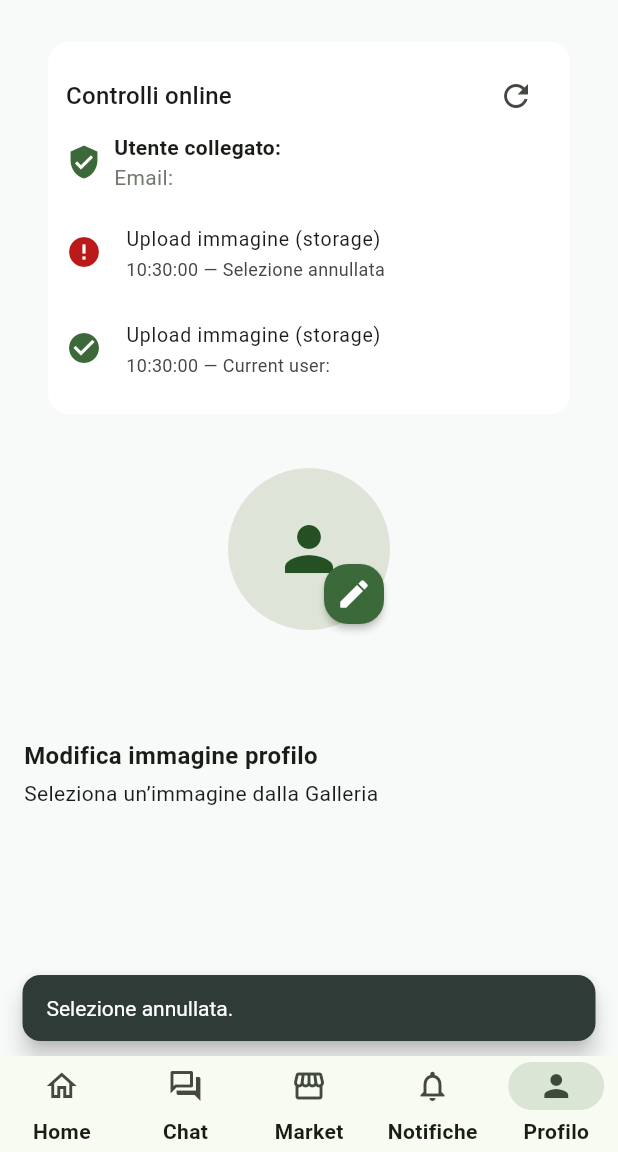
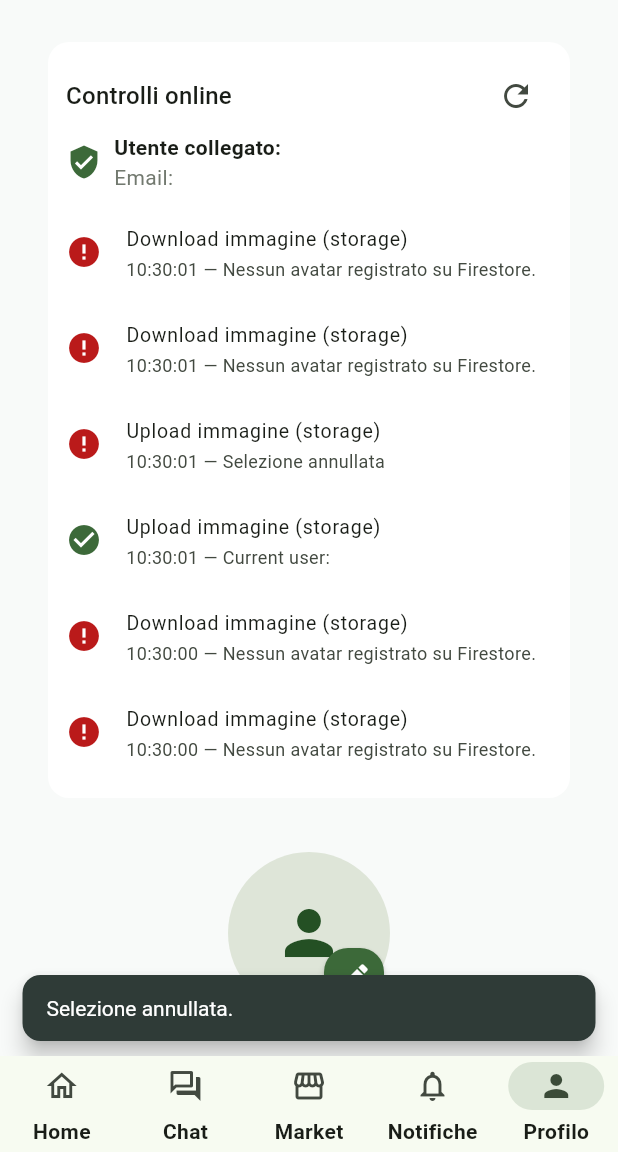
Before and after one commit to PAN-AWS/pan_app, a Flutter app: the screen it shows once a user with an empty profile is signed in, item 5 of the bottom bar chosen, after a tap on the "edit" icon, on a phone screen of 412 x 824 dp, the part 84-1236 px from its top. Run offline on Flutter 3.47's test engine with Material 3 defaults, Android fonts, the phone set to English and light mode, and no system bars; our stand-ins replace cloud_firestore, firebase_auth, firebase_core, firebase_storage, google_sign_in, image_picker; missing offline and left inert: dart:html; accounts and stored records are empty.

Commit message:
Add diagnostics to profile avatar storage flow

```diff
--- a/lib/features/profile/profile_page.dart
+++ b/lib/features/profile/profile_page.dart
@@ -25,6 +25,9 @@ class _ProfilePageState extends State<ProfilePage> {
   bool _busy = false;
   /// URL locale (con cache bust) dell’avatar appena caricato.
   String? _avatarUrl;
+  String? _lastFirestoreAvatarUrl;
+  Timestamp? _lastFirestoreUpdatedAt;
+  bool _loggedFirestoreError = false;
 
   @override
   void initState() {
@@ -158,15 +161,11 @@ class _ProfilePageState extends State<ProfilePage> {
         rethrow;
       }
 
+      // 3b) Verifica che l'oggetto sia effettivamente sul bucket.
+      await _verifyStorageObject(ref);
+
       // 4) URL di download
-      final url = await ref.getDownloadURL();
-      debugPrint('[PROFILE] got URL: $url');
-      SyncStatusController.instance.add(
-        title: 'Upload immagine',
-        message: 'URL ottenuto',
-        success: true,
-        category: 'storage',
-      );
+      final url = await _getDownloadUrlWithLog(ref);
 
       // 5) Aggiorna Auth + Firestore (public profile consigliato)
       await user.updatePhotoURL(url);
@@ -226,6 +225,95 @@ class _ProfilePageState extends State<ProfilePage> {
     }
   }
 
+  Future<void> _verifyStorageObject(Reference ref) async {
+    try {
+      SyncStatusController.instance.add(
+        title: 'Download immagine',
+        message: 'Verifica presenza oggetto su ${ref.fullPath}',
+        success: true,
+        category: 'storage',
+      );
+      final meta = await ref.getMetadata();
+      debugPrint(
+        '[PROFILE] metadata: bucket=${meta.bucket} ct=${meta.contentType} size=${meta.size} updated=${meta.updated}',
+      );
+      SyncStatusController.instance.add(
+        title: 'Download immagine',
+        message:
+            'Metadata ok: ${meta.bucket}/${ref.fullPath} (${meta.size ?? 0} bytes)',
+        success: true,
+        category: 'storage',
+      );
+    } on FirebaseException catch (e) {
+      debugPrint('[PROFILE][METADATA-ERROR] code=${e.code} message=${e.message}');
+      SyncStatusController.instance.add(
+        title: 'Download immagine',
+        message:
+            'Impossibile leggere metadata su ${ref.fullPath}: ${e.code}',
+        success: false,
+        category: 'storage',
+      );
+      rethrow;
+    }
+  }
+
+  Future<String> _getDownloadUrlWithLog(Reference ref) async {
+    try {
+      SyncStatusController.instance.add(
+        title: 'Download immagine',
+        message: 'Richiesta download URL',
+        success: true,
+        category: 'storage',
+      );
+      final url = await ref.getDownloadURL();
+      debugPrint('[PROFILE] got URL: $url');
+      SyncStatusController.instance.add(
+        title: 'Download immagine',
+        message: 'URL ottenuto correttamente',
+        success: true,
+        category: 'storage',
+      );
+      return url;
+    } on FirebaseException catch (e) {
+      debugPrint('[PROFILE][GET-URL-ERROR] code=${e.code} message=${e.message}');
+      SyncStatusController.instance.add(
+        title: 'Download immagine',
+        message: 'Errore download URL: ${e.code}',
+        success: false,
+        category: 'storage',
+      );
+      rethrow;
+    }
+  }
+
+  void _logFirestoreAvatarState(String url, Timestamp? updatedAt) {
+    final sameUrl = url == _lastFirestoreAvatarUrl;
+    final sameTs = (_lastFirestoreUpdatedAt?.millisecondsSinceEpoch ?? 0) ==
+        (updatedAt?.millisecondsSinceEpoch ?? 0);
+    if (sameUrl && sameTs) return;
+
+    _lastFirestoreAvatarUrl = url;
+    _lastFirestoreUpdatedAt = updatedAt;
+
+    if (url.isEmpty) {
+      SyncStatusController.instance.add(
+        title: 'Download immagine',
+        message: 'Nessun avatar registrato su Firestore.',
+        success: false,
+        category: 'storage',
+      );
+      return;
+    }
+
+    final ts = updatedAt?.toDate().toIso8601String() ?? 'n/d';
+    SyncStatusController.instance.add(
+      title: 'Download immagine',
+      message: 'Avatar Firestore trovato (ts=$ts)',
+      success: true,
+      category: 'storage',
+    );
+  }
+
   void _snack(String msg) {
     if (!mounted) return;
     ScaffoldMessenger.of(context)
@@ -265,6 +353,21 @@ class _ProfilePageState extends State<ProfilePage> {
         return StreamBuilder<DocumentSnapshot>(
           stream: docRef.snapshots(),
           builder: (context, sDoc) {
+            if (sDoc.hasError && !_loggedFirestoreError) {
+              _loggedFirestoreError = true;
+              SyncStatusController.instance.add(
+                title: 'Download immagine',
+                message:
+                    'Errore Firestore (${sDoc.error.runtimeType}): ${sDoc.error}',
+                success: false,
+                category: 'storage',
+              );
+            }
+
+            if (!sDoc.hasError && _loggedFirestoreError) {
+              _loggedFirestoreError = false;
+            }
+
             final data = (sDoc.data?.data() as Map<String, dynamic>?) ?? {};
             final Timestamp? updatedAt = data['updatedAt'] is Timestamp
                 ? (data['updatedAt'] as Timestamp)
@@ -273,6 +376,7 @@ class _ProfilePageState extends State<ProfilePage> {
                 (data['avatarUrl'] is String && (data['avatarUrl'] as String).trim().isNotEmpty)
                     ? (data['avatarUrl'] as String).trim()
                     : '';
+            _logFirestoreAvatarState(firestoreAvatar, updatedAt);
             final String firestoreAvatarWithCacheBust = firestoreAvatar.isNotEmpty
                 ? _withCacheBust(firestoreAvatar, updatedAt: updatedAt)
                 : '';
```
